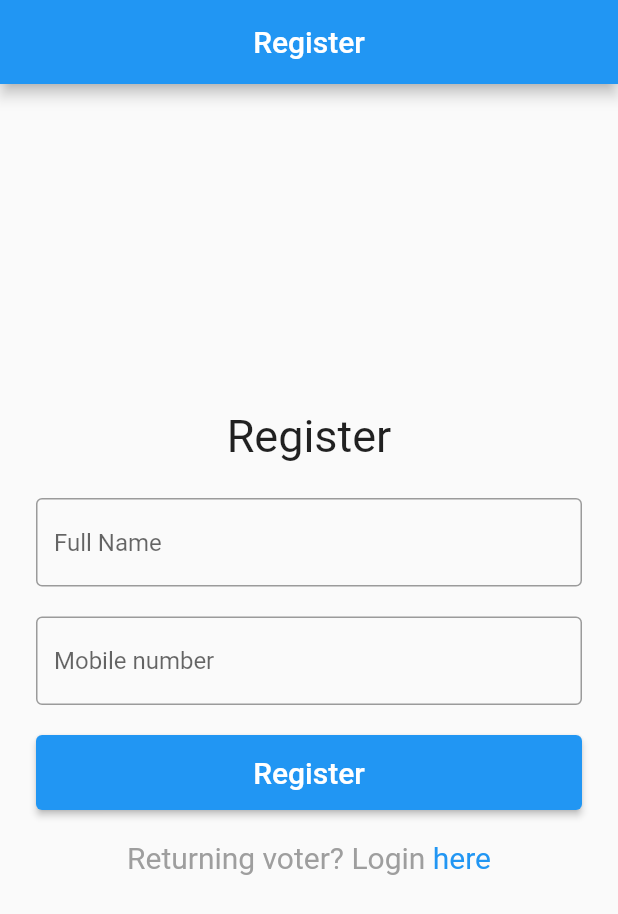
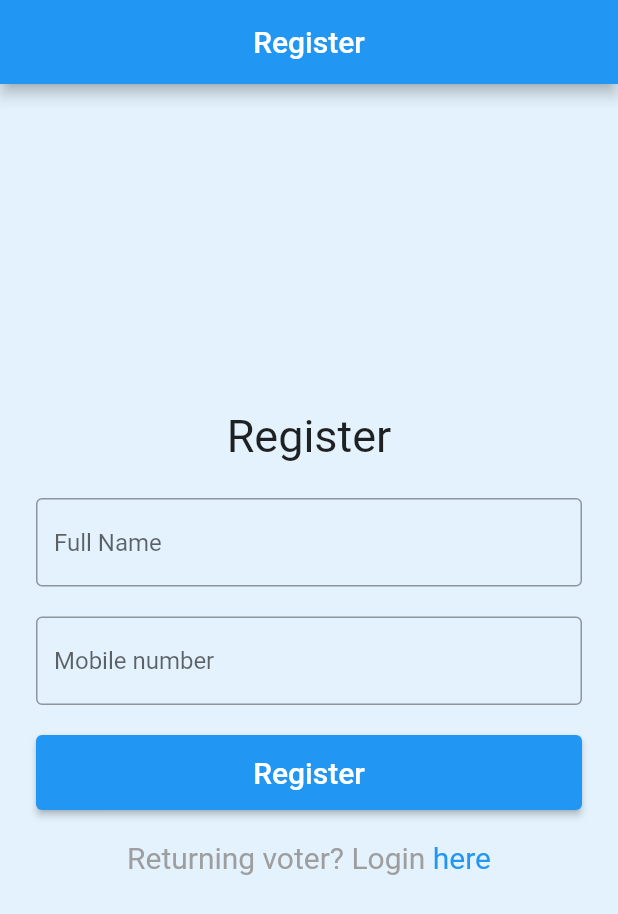
Before and after one commit to manankarnik/e-voting-app, a Flutter app: the screen it shows after launch, on a phone screen of 412 x 824 dp. Shown: the top 914 px of the screen. Run offline on Flutter 3.47's test engine with Material 2 defaults, Android fonts, the phone set to English and light mode, and no system bars; our stand-ins replace cloud_firestore, firebase_auth, firebase_core, fl_chart, pin_input_text_field; accounts and stored records are empty.

Commit message:
feat: background color

```diff
--- a/lib/home_page.dart
+++ b/lib/home_page.dart
@@ -171,7 +171,6 @@ class _HomePageState extends State<HomePage> {
   @override
   Widget build(BuildContext context) {
     return Scaffold(
-      backgroundColor: Colors.blue[50],
       appBar: AppBar(
         title: Text(title),
         actions: [
--- a/lib/main.dart
+++ b/lib/main.dart
@@ -15,6 +15,7 @@ class MyApp extends StatelessWidget {
   Widget build(BuildContext context) {
     return MaterialApp(
       theme: ThemeData(
+        scaffoldBackgroundColor: Colors.blue[50],
         colorScheme: ColorScheme.fromSwatch(
           primarySwatch: Colors.blue,
         ),
```
